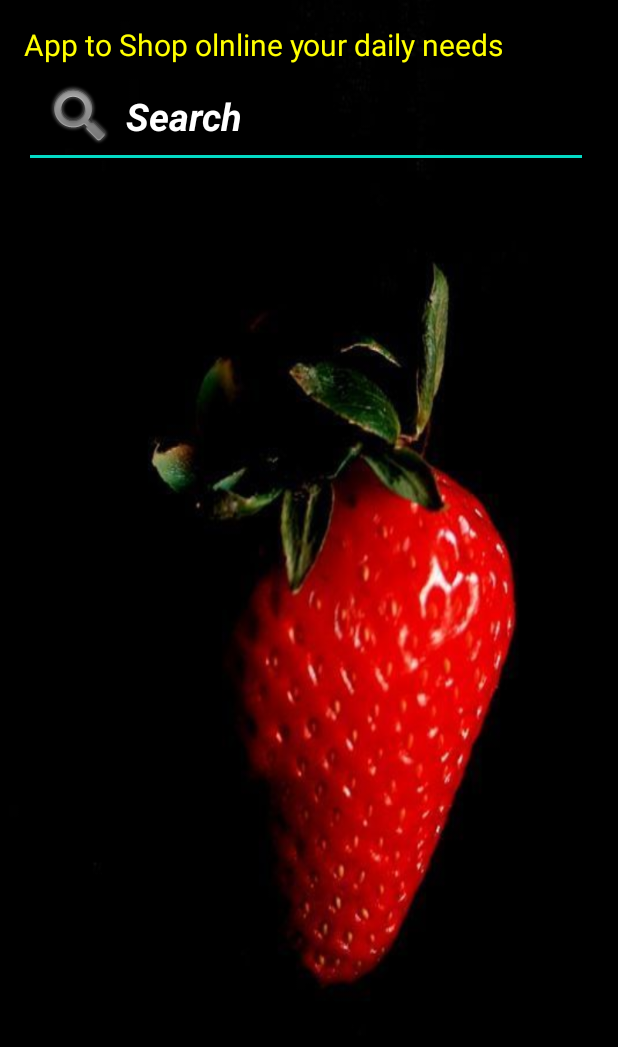
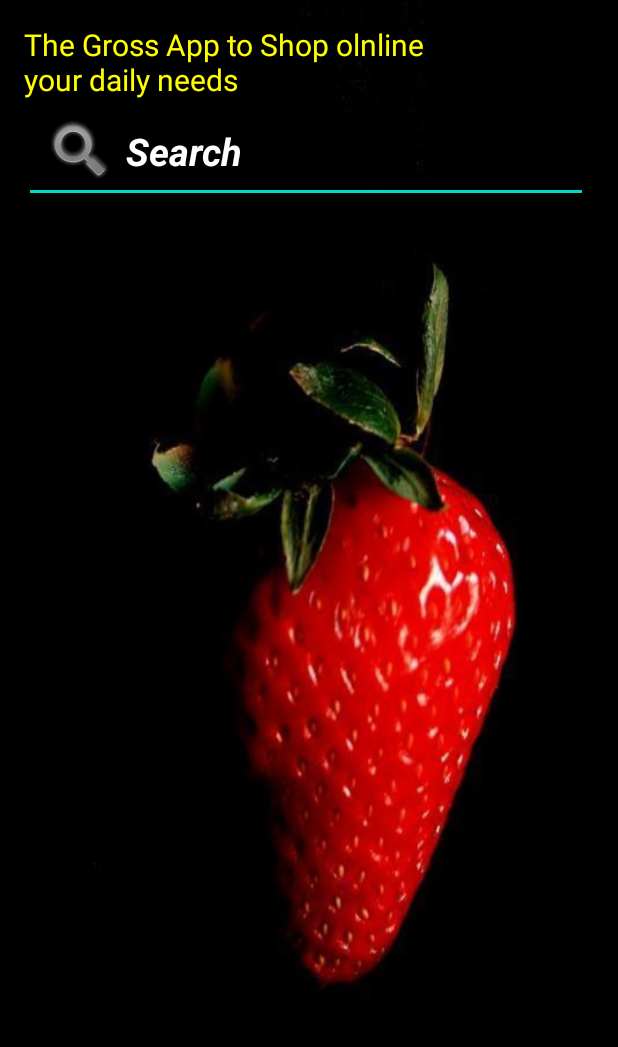
Before and after one commit to manishgautam30/Grossify-Mini-Project, an Android app: the screen it shows after launch (MainActivity), on a phone screen of 412 x 824 dp, the part 189-1236 px from its top. Run offline under Robolectric (Android 15) with nearby library versions, the light colour scheme and no system bars.

Commit message:
added label to main activity

```diff
--- a/app/src/main/res/layout/activity_main.xml
+++ b/app/src/main/res/layout/activity_main.xml
@@ -54,10 +54,10 @@
 
     <TextView
         android:id="@+id/textView6"
-        android:layout_width="wrap_content"
+        android:layout_width="300dp"
         android:layout_height="wrap_content"
         android:layout_marginTop="16dp"
-        android:text="App to Shop olnline your daily needs "
+        android:text="@string/label"
         android:textColor="#FFFF00"
         android:textSize="20dp"
         app:layout_constraintStart_toStartOf="@+id/textView5"
--- a/app/src/main/res/values/strings.xml
+++ b/app/src/main/res/values/strings.xml
@@ -1,5 +1,5 @@
 <resources>
     <string name="app_name">Grossify</string>
-    <string name="label">The Gross App</string>
+    <string name="label">The Gross App to Shop olnline your daily needs </string>
 
 </resources>
```
